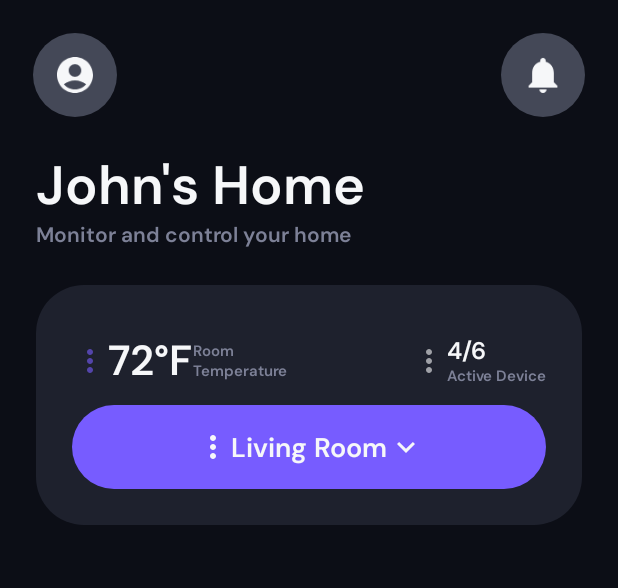
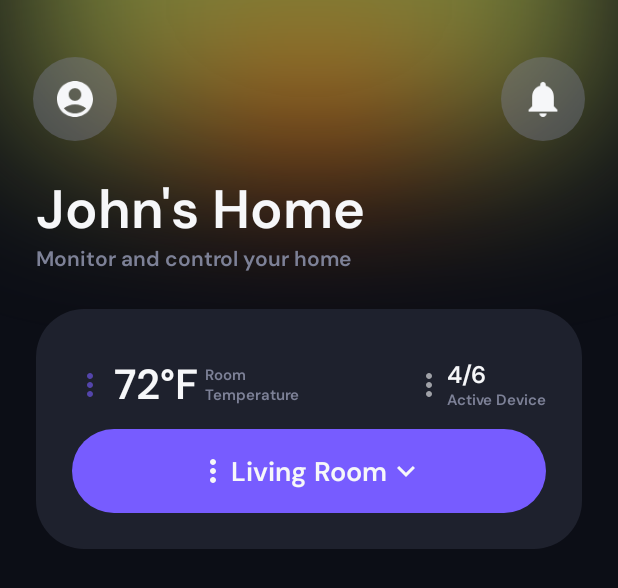
Before and after one commit to srdashBABLU/SmartHomeApp, an Android app built with Jetpack Compose: the @Preview function homeScreenPrev, on a phone screen of 412 x 824 dp. Shown: the top 588 px of the screen. Run offline under Robolectric (Android 15) with nearby library versions, the phone set to English and light mode, and no system bars.

```diff
--- a/app/src/main/java/com/example/smarthomeapp/presentation/views/HomeScreenView.kt
+++ b/app/src/main/java/com/example/smarthomeapp/presentation/views/HomeScreenView.kt
@@ -1,15 +1,20 @@
 package com.example.smarthomeapp.presentation.views
 
+import androidx.compose.foundation.Canvas
 import androidx.compose.foundation.background
 import androidx.compose.foundation.clickable
 import androidx.compose.foundation.layout.Arrangement
+import androidx.compose.foundation.layout.Box
 import androidx.compose.foundation.layout.Column
 import androidx.compose.foundation.layout.Row
+import androidx.compose.foundation.layout.Spacer
 import androidx.compose.foundation.layout.fillMaxSize
 import androidx.compose.foundation.layout.fillMaxWidth
 import androidx.compose.foundation.layout.height
+import androidx.compose.foundation.layout.offset
 import androidx.compose.foundation.layout.padding
 import androidx.compose.foundation.layout.size
+import androidx.compose.foundation.layout.width
 import androidx.compose.foundation.shape.CircleShape
 import androidx.compose.foundation.shape.RoundedCornerShape
 import androidx.compose.material.icons.Icons
@@ -24,25 +29,31 @@ import androidx.compose.material3.Text
 import androidx.compose.runtime.Composable
 import androidx.compose.ui.Alignment
 import androidx.compose.ui.Modifier
+import androidx.compose.ui.draw.blur
 import androidx.compose.ui.draw.scale
+import androidx.compose.ui.geometry.CornerRadius
+import androidx.compose.ui.geometry.Offset
+import androidx.compose.ui.graphics.Color
 import androidx.compose.ui.text.TextStyle
 import androidx.compose.ui.tooling.preview.Preview
 import androidx.compose.ui.unit.dp
 import androidx.compose.ui.unit.sp
-import com.example.smarthomeapp.data.DMSansRegular
 import com.example.smarthomeapp.data.DMSansSemiBold
 import com.example.smarthomeapp.ui.theme.black
 import com.example.smarthomeapp.ui.theme.deepGray
 import com.example.smarthomeapp.ui.theme.gray
-import com.example.smarthomeapp.ui.theme.purple
+import com.example.smarthomeapp.ui.theme.orange
 import com.example.smarthomeapp.ui.theme.violet
 import com.example.smarthomeapp.ui.theme.white
+import com.example.smarthomeapp.ui.theme.yellow
 
 @Composable
 fun HomeScreen(){
+    BlurredCanvasWithRoundedCorners()
     Column(
-        modifier = Modifier.fillMaxSize().background(black)
+        modifier = Modifier.fillMaxSize().background(Color.Transparent)
     ) {
+        Spacer(modifier = Modifier.size(16.dp))
         Row(
             modifier = Modifier.fillMaxWidth().padding(22.dp),
             horizontalArrangement = Arrangement.SpaceBetween,
@@ -50,7 +61,7 @@ fun HomeScreen(){
         ) {
             Card(
                 modifier = Modifier.size(56.dp),
-                colors = CardDefaults.cardColors(gray.copy(0.5f)),
+                colors = CardDefaults.cardColors(gray.copy(0.4f)),
                 shape = CircleShape
             ) {
                 Row(
@@ -68,7 +79,7 @@ fun HomeScreen(){
             }
             Card(
                 modifier = Modifier.size(56.dp),
-                colors = CardDefaults.cardColors(gray.copy(0.5f)),
+                colors = CardDefaults.cardColors(gray.copy(0.4f)),
                 shape = CircleShape
             ) {
                 Row(
@@ -124,7 +135,8 @@ fun HomeScreen(){
                         horizontalArrangement = Arrangement.SpaceBetween
                     ) {
                         Row(
-                            verticalAlignment = Alignment.CenterVertically
+                            verticalAlignment = Alignment.CenterVertically,
+                            horizontalArrangement = Arrangement.spacedBy(4.dp)
                         ) {
                             Icon(
                                 imageVector = Icons.Default.MoreVert,
@@ -213,8 +225,50 @@ fun HomeScreen(){
                 }
             }
         }
+
     }
 }
+
+@Composable
+fun BlurredCanvasWithRoundedCorners() {
+    Box(
+        modifier = Modifier.fillMaxSize().background(black)
+            .blur(96.dp), // Apply blur as a modifier
+        contentAlignment = Alignment.TopCenter
+    ) {
+        Canvas(
+            modifier = Modifier.width(300.dp).height(100.dp).offset(y = (-20).dp).scale(1.3f)
+        ) {
+            val cornerRadius = 24.dp.toPx()
+            val rectSize = size
+
+            // Draw a rounded rectangle
+            drawRoundRect(
+                color = yellow.copy(alpha = 0.5f), // Semi-transparent color
+                topLeft = Offset(0f, 0f),
+                size = rectSize,
+                cornerRadius = CornerRadius(cornerRadius, cornerRadius)
+            )
+        }
+        Canvas(
+            modifier = Modifier.width(200.dp).height(80.dp).offset(y = 30.dp).scale(0.9f)
+        ) {
+            val cornerRadius = 24.dp.toPx()
+            val rectSize = size
+
+            // Draw a rounded rectangle
+            drawRoundRect(
+                color = orange.copy(alpha = 0.6f), // Semi-transparent color
+                topLeft = Offset(0f, 0f),
+                size = rectSize,
+                cornerRadius = CornerRadius(cornerRadius, cornerRadius)
+            )
+        }
+    }
+}
+
+
+
 
 @Preview(showBackground = true)
 @Composable
```
